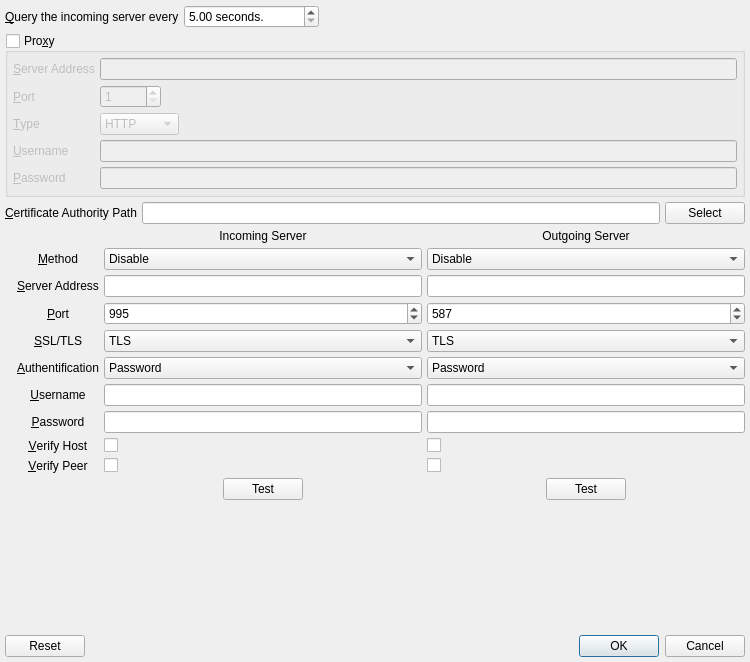
This is branches/trunk/UI/poptastic-retrophone-settings.ui in textbrowser/spot-on as Qt 5 draws it before an edit. The edited form follows.
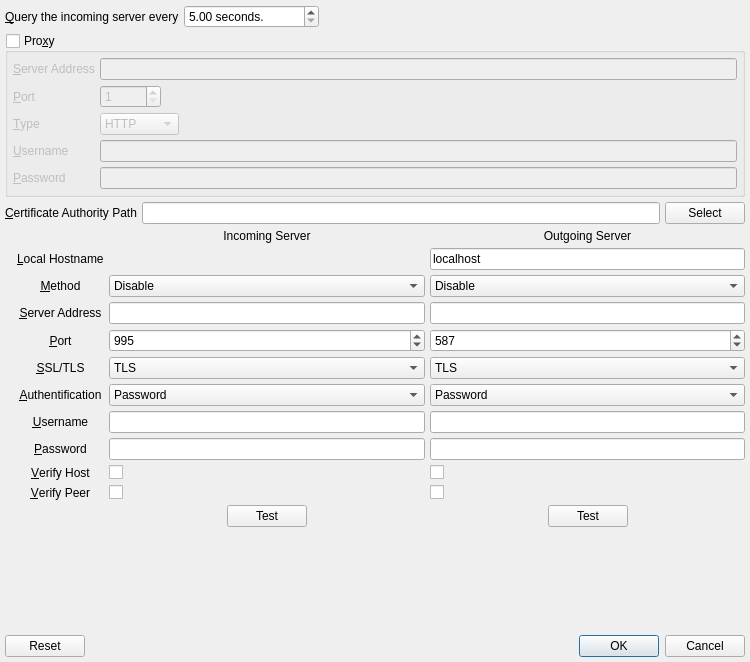
This is the edited form. Icons and pictures are not drawn.

Commit message: SMTP localhost.

The edit to the form file:
```diff
--- a/branches/trunk/UI/poptastic-retrophone-settings.ui
+++ b/branches/trunk/UI/poptastic-retrophone-settings.ui
@@ -274,7 +274,7 @@
        <property name="spacing">
         <number>5</number>
        </property>
-       <item row="1" column="1">
+       <item row="2" column="1">
         <widget class="QComboBox" name="in_method">
          <property name="currentIndex">
           <number>0</number>
@@ -299,7 +299,7 @@
          </item>
         </widget>
        </item>
-       <item row="6" column="3">
+       <item row="7" column="3">
         <widget class="QComboBox" name="out_authentication">
          <property name="sizeAdjustPolicy">
           <enum>QComboBox::AdjustToContents</enum>
@@ -311,7 +311,7 @@
          </item>
         </widget>
        </item>
-       <item row="2" column="0">
+       <item row="3" column="0">
         <widget class="QLabel" name="label_4">
          <property name="text">
           <string>&amp;Server Address</string>
@@ -324,7 +324,7 @@
          </property>
         </widget>
        </item>
-       <item row="6" column="1">
+       <item row="7" column="1">
         <widget class="QComboBox" name="in_authentication">
          <property name="sizeAdjustPolicy">
           <enum>QComboBox::AdjustToContents</enum>
@@ -336,14 +336,14 @@
          </item>
         </widget>
        </item>
-       <item row="8" column="1">
+       <item row="9" column="1">
         <widget class="QLineEdit" name="in_password">
          <property name="echoMode">
           <enum>QLineEdit::Password</enum>
          </property>
         </widget>
        </item>
-       <item row="6" column="0">
+       <item row="7" column="0">
         <widget class="QLabel" name="label_7">
          <property name="text">
           <string>&amp;Authentification</string>
@@ -356,7 +356,7 @@
          </property>
         </widget>
        </item>
-       <item row="5" column="1">
+       <item row="6" column="1">
         <widget class="QComboBox" name="in_ssltls">
          <property name="currentIndex">
           <number>2</number>
@@ -381,13 +381,13 @@
          </item>
         </widget>
        </item>
-       <item row="2" column="1">
+       <item row="3" column="1">
         <widget class="QLineEdit" name="in_server_address"/>
        </item>
-       <item row="7" column="1">
+       <item row="8" column="1">
         <widget class="QLineEdit" name="in_username"/>
        </item>
-       <item row="4" column="1">
+       <item row="5" column="1">
         <widget class="QSpinBox" name="in_server_port">
          <property name="minimum">
           <number>1</number>
@@ -400,7 +400,7 @@
          </property>
         </widget>
        </item>
-       <item row="8" column="0">
+       <item row="9" column="0">
         <widget class="QLabel" name="label_9">
          <property name="text">
           <string>&amp;Password</string>
@@ -413,7 +413,7 @@
          </property>
         </widget>
        </item>
-       <item row="1" column="3">
+       <item row="2" column="3">
         <widget class="QComboBox" name="out_method">
          <property name="currentIndex">
           <number>0</number>
@@ -433,17 +433,17 @@
          </item>
         </widget>
        </item>
-       <item row="7" column="3">
-        <widget class="QLineEdit" name="out_username"/>
-       </item>
        <item row="8" column="3">
+        <widget class="QLineEdit" name="out_username"/>
+       </item>
+       <item row="9" column="3">
         <widget class="QLineEdit" name="out_password">
          <property name="echoMode">
           <enum>QLineEdit::Password</enum>
          </property>
         </widget>
        </item>
-       <item row="1" column="0">
+       <item row="2" column="0">
         <widget class="QLabel" name="label_10">
          <property name="text">
           <string>&amp;Method</string>
@@ -466,7 +466,7 @@
          </property>
         </widget>
        </item>
-       <item row="2" column="3">
+       <item row="3" column="3">
         <widget class="QLineEdit" name="out_server_address"/>
        </item>
        <item row="0" column="1">
@@ -479,7 +479,7 @@
          </property>
         </widget>
        </item>
-       <item row="5" column="3">
+       <item row="6" column="3">
         <widget class="QComboBox" name="out_ssltls">
          <property name="currentIndex">
           <number>2</number>
@@ -504,7 +504,7 @@
          </item>
         </widget>
        </item>
-       <item row="11" column="1">
+       <item row="12" column="1">
         <layout class="QHBoxLayout" name="horizontalLayout">
          <property name="spacing">
           <number>5</number>
@@ -544,7 +544,7 @@
          </item>
         </layout>
        </item>
-       <item row="4" column="3">
+       <item row="5" column="3">
         <widget class="QSpinBox" name="out_server_port">
          <property name="minimum">
           <number>1</number>
@@ -557,7 +557,7 @@
          </property>
         </widget>
        </item>
-       <item row="4" column="0">
+       <item row="5" column="0">
         <widget class="QLabel" name="label_5">
          <property name="text">
           <string>&amp;Port</string>
@@ -570,7 +570,7 @@
          </property>
         </widget>
        </item>
-       <item row="7" column="0">
+       <item row="8" column="0">
         <widget class="QLabel" name="label_8">
          <property name="text">
           <string>&amp;Username</string>
@@ -583,7 +583,7 @@
          </property>
         </widget>
        </item>
-       <item row="5" column="0">
+       <item row="6" column="0">
         <widget class="QLabel" name="label_3">
          <property name="text">
           <string>&amp;SSL/TLS</string>
@@ -596,7 +596,7 @@
          </property>
         </widget>
        </item>
-       <item row="11" column="3">
+       <item row="12" column="3">
         <layout class="QHBoxLayout" name="horizontalLayout_2">
          <property name="spacing">
           <number>5</number>
@@ -636,7 +636,7 @@
          </item>
         </layout>
        </item>
-       <item row="9" column="0">
+       <item row="10" column="0">
         <widget class="QLabel" name="label_16">
          <property name="text">
           <string>&amp;Verify Host</string>
@@ -649,21 +649,21 @@
          </property>
         </widget>
        </item>
-       <item row="9" column="1">
+       <item row="10" column="1">
         <widget class="QCheckBox" name="in_verify_host">
          <property name="text">
           <string/>
          </property>
         </widget>
        </item>
-       <item row="9" column="3">
+       <item row="10" column="3">
         <widget class="QCheckBox" name="out_verify_host">
          <property name="text">
           <string/>
          </property>
         </widget>
        </item>
-       <item row="10" column="0">
+       <item row="11" column="0">
         <widget class="QLabel" name="label_18">
          <property name="text">
           <string>&amp;Verify Peer</string>
@@ -676,20 +676,37 @@
          </property>
         </widget>
        </item>
-       <item row="10" column="1">
+       <item row="11" column="1">
         <widget class="QCheckBox" name="in_verify_peer">
          <property name="text">
           <string/>
          </property>
         </widget>
        </item>
-       <item row="10" column="3">
+       <item row="11" column="3">
         <widget class="QCheckBox" name="out_verify_peer">
          <property name="text">
           <string/>
          </property>
         </widget>
        </item>
+       <item row="1" column="0">
+        <widget class="QLabel" name="label_19">
+         <property name="text">
+          <string>&amp;Local Hostname</string>
+         </property>
+         <property name="buddy">
+          <cstring>smtp_localname</cstring>
+         </property>
+        </widget>
+       </item>
+       <item row="1" column="3">
+        <widget class="QLineEdit" name="smtp_localname">
+         <property name="text">
+          <string>localhost</string>
+         </property>
+        </widget>
+       </item>
       </layout>
      </item>
     </layout>
```
Left out of the diff: 3 changed lines with no effect on the pictures. The commit also changes 6 other files.
